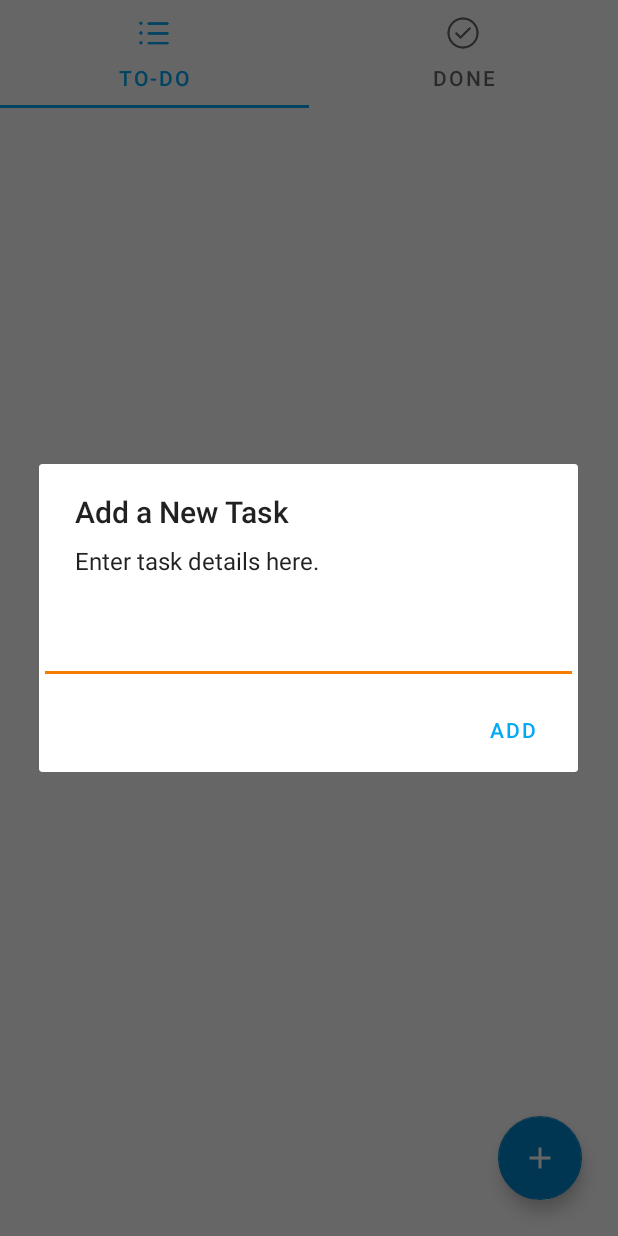
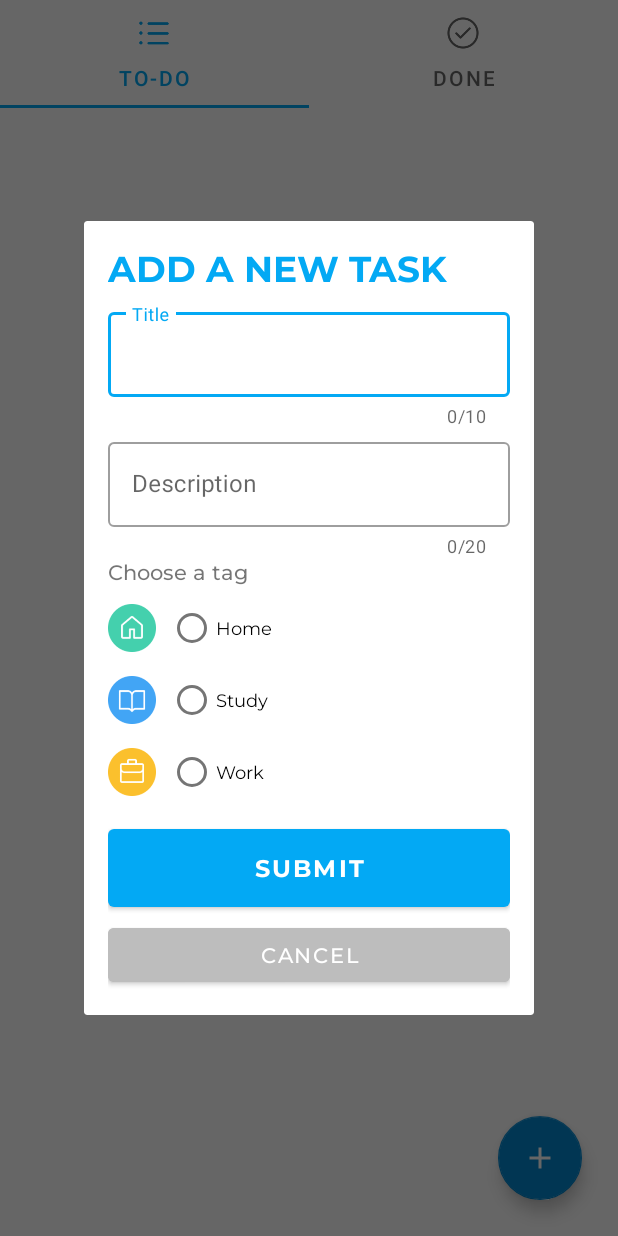
Before and after one commit to Dyan0000/IAT359_Individual_App, an Android app: the MainActivity screen opened directly, with no data from a screen before it, after a tap on "Add a new task to my to-do list", on a phone screen of 412 x 824 dp. Run offline under Robolectric (Android 15) with nearby library versions, the phone set to English and light mode, and no system bars; our stand-ins replace Firebase (no records; nobody signed in at launch, a user with empty details on screens opened directly).

Commit message:
new changes

```diff
--- a/app/src/main/java/com/example/individual_app/MainActivity.kt
+++ b/app/src/main/java/com/example/individual_app/MainActivity.kt
@@ -1,15 +1,17 @@
 package com.example.individual_app
 
+import android.app.Dialog
 import androidx.appcompat.app.AppCompatActivity
 import android.os.Bundle
 import android.util.Log
 import android.view.View
-import android.widget.EditText
-import android.widget.Toast
+import android.widget.*
 import androidx.appcompat.app.AlertDialog
 import androidx.viewpager.widget.ViewPager
 import com.google.android.material.floatingactionbutton.FloatingActionButton
 import com.google.android.material.tabs.TabLayout
+import com.google.android.material.textfield.TextInputEditText
+import com.google.android.material.textfield.TextInputLayout
 import com.google.firebase.database.DatabaseReference
 import com.google.firebase.database.FirebaseDatabase
 
@@ -23,50 +25,93 @@ class MainActivity : AppCompatActivity()
         super.onCreate(savedInstanceState)
         setContentView(R.layout.activity_main)
 
-        // Click the FloatingActionButton to enter the New Task screen
+        // click the FloatingActionButton to add a new task
         val fab = findViewById<View>(R.id.fab) as FloatingActionButton
 
         database = FirebaseDatabase.getInstance().reference
 
         fab.setOnClickListener {
-//            val intent = Intent(this,
-//                AddNewTasks::class.java)
-//            startActivity(intent)
-            val alertDialog = AlertDialog.Builder(this)
-            val textEditText = EditText(this)
-            alertDialog.setTitle("Add a New Task")
-            alertDialog.setMessage("Enter task details here.")
-            alertDialog.setView(textEditText)
-            alertDialog.setPositiveButton("Add") { dialog, i ->
+//            val alertDialog = AlertDialog.Builder(this)
+//            val textInput = EditText(this)
+//            alertDialog.setTitle("Add a New Task")
+//            alertDialog.setMessage("Enter task details here.")
+//            alertDialog.setView(textInput)
+//            alertDialog.setPositiveButton("ADD") { dialog, _ ->
+//                val todoItemData = TodoModel.createList()
+//                todoItemData.todoTitle = textInput.text.toString()
+//                todoItemData.ifDone = false
+//
+//                val newItemData = database.child("To-do List").push()
+//                todoItemData.id = newItemData.key
+//                newItemData.setValue(todoItemData)
+//
+//                dialog.dismiss()
+//                Toast.makeText(this,
+//                    "New task has been added.",
+//                    Toast.LENGTH_LONG).show()
+//            }
+//            alertDialog.setNegativeButton("CANCEL") { dialog, _ ->
+//                dialog.dismiss()
+//            }
+//            alertDialog.show()
+
+            val alertDialog = Dialog(this)
+            alertDialog.setCancelable(false)                        // unable to cancel the dialog by clicking anywhere outside the dialog
+            alertDialog.setContentView(R.layout.new_task_inputs)    // set a layout as the custom dialog
+
+            // submit the details of a new task to Firebase
+            alertDialog.findViewById<Button>(R.id.submitButton)
+                .setOnClickListener {
                     val todoItemData = TodoModel.createList()
-                todoItemData.todoTitle = textEditText.text.toString()
+
+                    val title = alertDialog.findViewById<TextInputLayout>(R.id.titleField)
+                    todoItemData.todoTitle = title.editText?.text.toString()
+                    Log.d("todoItemData", "title: ${todoItemData.todoTitle}")
+
+                    val description = alertDialog.findViewById<TextInputLayout>(R.id.descriptionField)
+                    todoItemData.todoContent = description.editText?.text.toString()
+                    Log.d("todoItemData", "description: ${todoItemData.todoContent}")
+
+                    val checkedTag = alertDialog.findViewById<RadioGroup>(R.id.tags).checkedRadioButtonId
+                    todoItemData.todoTag = checkedTag
+                    Log.d("todoItemData", "tag: ${todoItemData.todoTag}")
+
                     todoItemData.ifDone = false
 
-                val newItemData = database.child("TO-DO").push()
+                    // send data to Firebase
+                    val newItemData = database.child("To-do List").push()
                     todoItemData.id = newItemData.key
                     newItemData.setValue(todoItemData)
 
-                dialog.dismiss()
+                    alertDialog.dismiss()
                     Toast.makeText(this,
                         "New task has been added.",
                         Toast.LENGTH_LONG).show()
                 }
+
+            // cancel the dialog
+            alertDialog.findViewById<Button>(R.id.cancelButton)
+                .setOnClickListener {
+                    alertDialog.dismiss()
+                }
+
             alertDialog.show()
         }
 
+        // set up view pager
 //        val viewpager = findViewById<ViewPager2>(R.id.viewpager)
 //        viewpager.adapter = MyViewpager2Adapter (myViews, this)
         val viewpager = findViewById<ViewPager>(R.id.viewpager)
         viewpager.adapter = MyViewpagerAdapter (myViews, this)
 
-        if (viewpager.adapter != null)
-        {
-            supportFragmentManager
-                .beginTransaction()
-                .add(R.id.todo_list,
-                    TodoListFragment.newInstance(),
-                    "todo_list").commit()
-        }
+//        if (viewpager.adapter != null)
+//        {
+//            supportFragmentManager
+//                .beginTransaction()
+//                .add(R.id.todo_list,
+//                    TodoListFragment.newInstance(),
+//                    "todo_list").commit()
+//        }
 
         val tabLayout = findViewById<TabLayout>(R.id.tab_layout)
         // Link the TabLayout to ViewPager2
--- a/app/src/main/java/com/example/individual_app/SplashActivity.kt
+++ b/app/src/main/java/com/example/individual_app/SplashActivity.kt
@@ -21,8 +21,8 @@ class SplashActivity : AppCompatActivity()
         val appName = findViewById<TextView>(R.id.appName)
         appName.alpha = 0f
         appLogo.alpha = 0f
-        appName.animate().setDuration(2000).alpha(1f)
-        appLogo.animate().setDuration(2000).alpha(1f).withEndAction {
+        appName.animate().setDuration(1000).alpha(1f)
+        appLogo.animate().setDuration(1000).alpha(1f).withEndAction {
             val intent = Intent(this, MainActivity::class.java)
             startActivity(intent)
             overridePendingTransition(android.R.anim.fade_in, android.R.anim.fade_out)
--- a/app/src/main/java/com/example/individual_app/TodoModel.kt
+++ b/app/src/main/java/com/example/individual_app/TodoModel.kt
@@ -8,8 +8,7 @@ class TodoModel
 
     var id: String? = null
     var todoTitle: String? = null
-//    var todoContent: String? = null
-//    var todoDate: String? = null
-//    var todoTag: Int? = null
+    var todoContent: String? = null
+    var todoTag: Int? = null
     var ifDone: Boolean? = false
 }
--- /dev/null
+++ b/app/src/main/res/layout/new_task_inputs.xml
@@ -0,0 +1,178 @@
+<?xml version="1.0" encoding="utf-8"?>
+<LinearLayout xmlns:android="http://schemas.android.com/apk/res/android"
+    xmlns:app="http://schemas.android.com/apk/res-auto"
+    xmlns:tools="http://schemas.android.com/tools"
+    android:id="@+id/inputFields"
+    android:layout_width="300dp"
+    android:layout_height="wrap_content"
+    android:layout_below="@+id/topBar"
+    android:orientation="vertical"
+    android:paddingHorizontal="16dp"
+    android:paddingVertical="16dp"
+    app:layout_constraintTop_toBottomOf="@+id/topBar">
+
+    <TextView
+        android:layout_width="match_parent"
+        android:layout_height="wrap_content"
+        android:fontFamily="@font/montserrat_bold_700"
+        android:text="ADD A NEW TASK"
+        android:textColor="@color/blue_500"
+        android:textSize="24sp" />
+
+    <com.google.android.material.textfield.TextInputLayout
+        android:id="@+id/titleField"
+        style="@style/Widget.MaterialComponents.TextInputLayout.OutlinedBox"
+        android:layout_width="match_parent"
+        android:layout_height="wrap_content"
+        android:layout_marginTop="8dp"
+        android:hint="Title"
+        app:counterEnabled="true"
+        app:counterMaxLength="10"
+        app:endIconMode="clear_text">
+
+        <com.google.android.material.textfield.TextInputEditText
+            android:layout_width="match_parent"
+            android:layout_height="wrap_content" />
+
+    </com.google.android.material.textfield.TextInputLayout>
+
+    <com.google.android.material.textfield.TextInputLayout
+        android:id="@+id/descriptionField"
+        style="@style/Widget.MaterialComponents.TextInputLayout.OutlinedBox"
+        android:layout_width="match_parent"
+        android:layout_height="wrap_content"
+        android:layout_marginTop="4dp"
+        android:hint="Description"
+        app:counterEnabled="true"
+        app:counterMaxLength="20"
+        app:endIconMode="clear_text">
+
+        <com.google.android.material.textfield.TextInputEditText
+            android:layout_width="match_parent"
+            android:layout_height="wrap_content" />
+
+    </com.google.android.material.textfield.TextInputLayout>
+
+    <!--    <com.google.android.material.textfield.TextInputLayout-->
+    <!--        android:id="@+id/deadlineField"-->
+    <!--        style="@style/Widget.MaterialComponents.TextInputLayout.OutlinedBox"-->
+    <!--        android:layout_width="match_parent"-->
+    <!--        android:layout_height="wrap_content"-->
+    <!--        android:layout_marginTop="16dp"-->
+    <!--        android:hint="Deadline"-->
+    <!--        app:endIconContentDescription="Pick the task deadline."-->
+    <!--        app:endIconDrawable="@drawable/ic_baseline_calendar_month"-->
+    <!--        app:endIconMode="custom">-->
+
+    <!--        <com.google.android.material.textfield.TextInputEditText-->
+    <!--            android:layout_width="match_parent"-->
+    <!--            android:layout_height="wrap_content" />-->
+
+    <!--    </com.google.android.material.textfield.TextInputLayout>-->
+
+    <TextView
+        android:layout_width="match_parent"
+        android:layout_height="wrap_content"
+        android:fontFamily="@font/montserrat_medium_500"
+        android:text="Choose a tag" />
+
+    <LinearLayout
+        android:layout_width="match_parent"
+        android:layout_height="match_parent"
+        android:layout_marginTop="4dp"
+        android:orientation="horizontal">
+
+        <LinearLayout
+            android:layout_width="wrap_content"
+            android:layout_height="wrap_content"
+            android:layout_gravity="center_vertical"
+            android:orientation="vertical">
+
+            <ImageButton
+                android:id="@+id/homeTag"
+                android:layout_width="32dp"
+                android:layout_height="32dp"
+                android:background="@color/white"
+                android:contentDescription="Home Tag"
+                android:scaleType="fitCenter"
+                app:srcCompat="@drawable/icon_home"
+                tools:ignore="TouchTargetSizeCheck" />
+
+            <ImageButton
+                android:id="@+id/studyTag"
+                android:layout_width="32dp"
+                android:layout_height="32dp"
+                android:layout_marginVertical="16dp"
+                android:background="@color/white"
+                android:contentDescription="Study Tag"
+                android:scaleType="fitCenter"
+                app:srcCompat="@drawable/icon_study"
+                tools:ignore="TouchTargetSizeCheck" />
+
+            <ImageButton
+                android:id="@+id/workTag"
+                android:layout_width="32dp"
+                android:layout_height="32dp"
+                android:background="@color/white"
+                android:contentDescription="Work Tag"
+                android:scaleType="fitCenter"
+                app:srcCompat="@drawable/icon_work"
+                tools:ignore="TouchTargetSizeCheck" />
+
+        </LinearLayout>
+
+        <RadioGroup
+            android:id="@+id/tags"
+            android:layout_width="match_parent"
+            android:layout_height="wrap_content"
+            android:layout_marginLeft="8dp"
+            android:orientation="vertical">
+
+            <RadioButton
+                android:id="@+id/home"
+                android:layout_width="match_parent"
+                android:layout_height="wrap_content"
+                android:fontFamily="@font/montserrat_regular_400"
+                android:text="Home"
+                android:textSize="12sp" />
+
+            <RadioButton
+                android:id="@+id/study"
+                android:layout_width="match_parent"
+                android:layout_height="wrap_content"
+                android:fontFamily="@font/montserrat_regular_400"
+                android:text="Study"
+                android:textSize="12sp" />
+
+            <RadioButton
+                android:id="@+id/work"
+                android:layout_width="match_parent"
+                android:layout_height="wrap_content"
+                android:fontFamily="@font/montserrat_regular_400"
+                android:text="Work"
+                android:textSize="12sp" />
+
+        </RadioGroup>
+    </LinearLayout>
+
+    <Button
+        android:id="@+id/submitButton"
+        android:layout_width="match_parent"
+        android:layout_height="64dp"
+        android:layout_marginTop="8dp"
+        android:fontFamily="@font/montserrat_bold_700"
+        android:text="Submit"
+        android:textSize="16sp" />
+
+    <Button
+        android:id="@+id/cancelButton"
+        android:layout_width="match_parent"
+        android:layout_height="48sp"
+        android:layout_marginTop="2dp"
+        android:backgroundTint="@color/grey"
+        android:fontFamily="@font/montserrat_medium_500"
+        android:text="Cancel"
+        android:textColor="@color/white"
+        android:textSize="14sp" />
+
+</LinearLayout>
--- a/app/src/main/res/values/colors.xml
+++ b/app/src/main/res/values/colors.xml
@@ -7,6 +7,7 @@
     <color name="teal_200">#FF03DAC5</color>
     <color name="teal_700">#FF018786</color>
     <color name="black">#FF000000</color>
+    <color name="grey">#BDBDBD</color>
     <color name="white">#FFFFFFFF</color>
 
     <color name="blue_200">#81D4FA</color>
```
Also changed, not shown: app/src/main/res/layout/add_new_tasks.xml (deleted, +0 -120 lines). Lines whose indentation alone changed are shown as unchanged.
